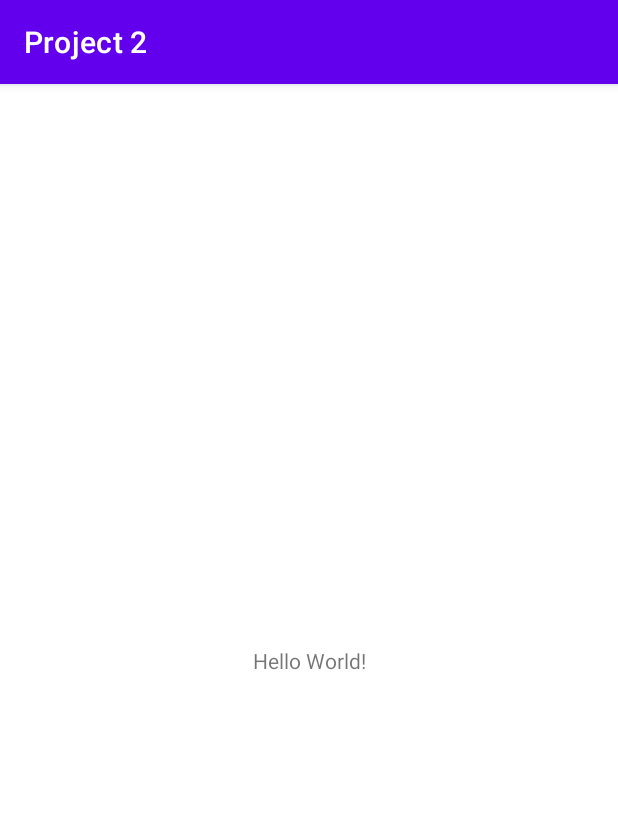
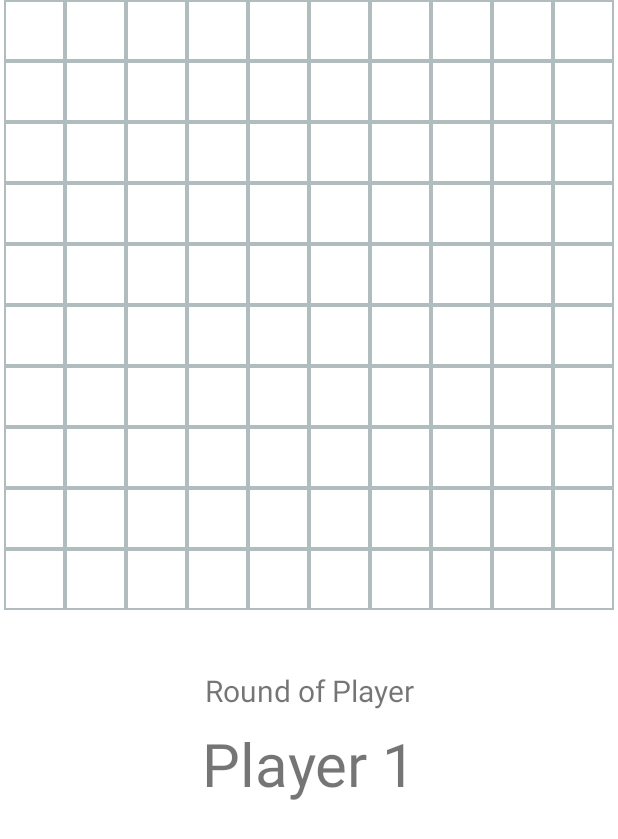
Before and after one commit to TheSausages/SMiM2, an Android app: the screen it shows after launch (MainActivity before the commit, ScalableBoardActivity after it), on a phone screen of 412 x 824 dp. Shown: the top 839 px of the screen. Run offline under Robolectric (Android 15) with nearby library versions, the phone set to English and light mode, and no system bars.

Commit message:
Added board, players (with machine player using random), and clicking for selecting elements (no winning algorithm yet)

```diff
--- a/app/build.gradle
+++ b/app/build.gradle
@@ -22,21 +22,25 @@ android {
             proguardFiles getDefaultProguardFile('proguard-android-optimize.txt'), 'proguard-rules.pro'
         }
     }
+
     compileOptions {
         sourceCompatibility JavaVersion.VERSION_1_8
         targetCompatibility JavaVersion.VERSION_1_8
     }
+
     kotlinOptions {
         jvmTarget = '1.8'
     }
 }
 
 dependencies {
-
+    // Basic dependencies
     implementation 'androidx.core:core-ktx:1.7.0'
     implementation 'androidx.appcompat:appcompat:1.4.1'
     implementation 'com.google.android.material:material:1.5.0'
     implementation 'androidx.constraintlayout:constraintlayout:2.1.3'
+
+    // Testing dependencies
     testImplementation 'junit:junit:4.13.2'
     androidTestImplementation 'androidx.test.ext:junit:1.1.3'
     androidTestImplementation 'androidx.test.espresso:espresso-core:3.4.0'
--- a/app/src/main/AndroidManifest.xml
+++ b/app/src/main/AndroidManifest.xml
@@ -18,6 +18,7 @@
                 <category android:name="android.intent.category.LAUNCHER" />
             </intent-filter>
         </activity>
+
+        <activity android:name=".activities.ScalableBoardActivity" />
     </application>
-
 </manifest>
--- a/app/src/main/java/project/dwa/MainActivity.kt
+++ b/app/src/main/java/project/dwa/MainActivity.kt
@@ -1,11 +1,26 @@
 package project.dwa
 
+import android.content.Intent
 import androidx.appcompat.app.AppCompatActivity
 import android.os.Bundle
+import project.dwa.activities.ScalableBoardActivity
+import project.dwa.models.Player
 
 class MainActivity : AppCompatActivity() {
     override fun onCreate(savedInstanceState: Bundle?) {
         super.onCreate(savedInstanceState)
-        setContentView(R.layout.activity_main)
+
+        val boardIntent = Intent(this, ScalableBoardActivity::class.java)
+
+        boardIntent.putExtra("size", 10)
+
+        boardIntent.putParcelableArrayListExtra("players", arrayListOf(
+            Player("Player 1", R.drawable.x, false),
+            Player("Player 2", R.drawable.o),
+            Player("Machine", R.drawable.gear, true)
+        ))
+        boardIntent.addFlags(Intent.FLAG_ACTIVITY_NEW_TASK or Intent.FLAG_ACTIVITY_CLEAR_TASK)
+
+        startActivity(boardIntent)
     }
 }
--- /dev/null
+++ b/app/src/main/java/project/dwa/activities/ScalableBoardActivity.kt
@@ -0,0 +1,205 @@
+package project.dwa.activities
+
+import android.content.res.Resources
+import android.graphics.drawable.Drawable
+import android.os.Bundle
+import android.view.View
+import android.widget.ImageView
+import android.widget.TextView
+import androidx.appcompat.app.AppCompatActivity
+import androidx.constraintlayout.helper.widget.Flow
+import androidx.constraintlayout.widget.ConstraintLayout
+import androidx.core.content.res.ResourcesCompat
+import project.dwa.R
+import project.dwa.models.ViewPlayerConnector
+import project.dwa.models.Player
+import kotlin.properties.Delegates
+import kotlin.random.Random
+
+class ScalableBoardActivity : AppCompatActivity() {
+    private lateinit var NOTHING_STATE: Drawable.ConstantState
+
+    private var boardSize by Delegates.notNull<Int>()
+    private lateinit var boardElementsArray: Array<Array<ViewPlayerConnector?>>
+    private lateinit var playerArray: ArrayList<Player>
+    private var currentPlayerArrayIndex: Int = 0
+
+    override fun onCreate(savedInstanceState: Bundle?) {
+        super.onCreate(savedInstanceState)
+
+        // Use the board layout
+        setContentView(R.layout.scalable_board)
+
+        // Get the set view
+        val board: ConstraintLayout = findViewById(R.id.scalable_board_id)
+
+        // Default state of a board field
+        NOTHING_STATE = ResourcesCompat.getDrawable(resources, R.drawable.nothing, this.theme)?.constantState!!
+
+        // Get the size of the board
+        boardSize = intent.extras?.getInt("size")!!
+
+        // Get the player information
+        playerArray = intent.extras?.getParcelableArrayList("players")!!
+
+        // Get the flow element of the board and set the maximum amout of elements to the board size
+        val boardFlow: Flow = findViewById(R.id.scalable_board_flow_id)
+        boardFlow.setMaxElementsWrap(boardSize)
+
+        // Get the size of a single element of the board can take
+        val elementSize = getElementSize()
+
+        // Initialize the elements arrau
+        boardElementsArray = Array(boardSize) { Array(boardSize) { null } }
+
+        // Saved state is null only when the activity is started for the first time
+        if (savedInstanceState == null) {
+            for (row in 0 until boardSize) {
+                for (column in 0 until boardSize) {
+                    // Create a view with a new index and no attached player
+                    val emptyBoardElementView = createBoardElement(View.generateViewId(), null, elementSize)
+
+                    // Add the data to the array
+                    boardElementsArray[row][column] = ViewPlayerConnector(emptyBoardElementView.id, null)
+
+                    // Add the view as an element of the ConstraintLayout Flow
+                    boardFlow.referencedIds += emptyBoardElementView.id
+
+                    // And add it to the main view
+                    board.addView(emptyBoardElementView)
+                }
+            }
+        } else {
+            // Get the array saved from the Bundle
+            val parsingArray = savedInstanceState.getParcelableArrayList<ViewPlayerConnector>("states")!!
+            // Make it into a 2 dim array
+            val paredArray = parsingArray.chunked(boardSize)
+
+            for (row in 0 until boardSize) {
+                for (column in 0 until boardSize) {
+                    // Same like when the bundle is null, but the Id and Player exist
+                    val existingBoardElement = paredArray[row][column]
+                    val existingBoardElementView = createBoardElement(existingBoardElement.id, existingBoardElement.player, elementSize)
+
+                    boardElementsArray[row][column] = ViewPlayerConnector(existingBoardElementView.id, existingBoardElement.player)
+
+                    boardFlow.referencedIds += existingBoardElementView.id
+
+                    board.addView(existingBoardElementView)
+                }
+            }
+        }
+
+        // Last, set the first player name as the current player
+        setCurrentPlayerName()
+    }
+
+    // Used to save board state between reloads
+    override fun onSaveInstanceState(outState: Bundle) {
+        // Because we cannot save 2dim array, we need to transform it into 1dim array
+        val parsingArray = boardElementsArray.flatten()
+
+        // And save it
+        outState.putParcelableArrayList("states", ArrayList(parsingArray))
+
+        super.onSaveInstanceState(outState)
+    }
+
+    private fun playerTab(view: View): Boolean {
+        // Parse the view and find the current player
+        val img = view as ImageView
+        val currentPLayer: Player = playerArray[currentPlayerArrayIndex]
+
+        // Only allow to place on free fields
+        if (img.drawable.constantState == NOTHING_STATE) {
+            // Assign the player to the field - we use normal loops to use labeled break
+            assignLoop@ for (row in boardElementsArray) {
+                for (item in row) {
+                    if (item?.id == img.id) {
+                        item.player = currentPLayer
+
+                        break@assignLoop
+                    }
+                }
+            }
+
+            // Set the players image to the element
+            view.setImageResource(currentPLayer.symbol)
+
+            // If placed, go to next player
+            setNextPlayer()
+
+            // Return true if placement was successful
+            return true
+        }
+
+        // Return false if it wasn't successful
+        return false
+    }
+
+    private fun setNextPlayer() {
+        // Add one and then module with the size of the array so we don't go over the index
+        currentPlayerArrayIndex = ((currentPlayerArrayIndex + 1) % playerArray.size)
+
+        // Set the players name
+        setCurrentPlayerName()
+
+        // Check if it's a machine
+        checkIfMachinePlayer()
+    }
+
+    private fun setCurrentPlayerName() {
+        // Find the view with player names and set the text
+        val textView: TextView = findViewById(R.id.round_player_name_id)
+        textView.text = playerArray[currentPlayerArrayIndex].name
+    }
+
+    // Check if the active player is a machine
+    private fun checkIfMachinePlayer() {
+        val possibleMachinePLayer = playerArray[currentPlayerArrayIndex]
+
+        // Check if the player is a Machine
+        if (possibleMachinePLayer.isMachine) {
+            // If yes, find random column and row
+            do {
+                val randomCol = Random.nextInt(0, boardSize)
+                val randomRow = Random.nextInt(0, boardSize)
+
+                // If the view is empty, place the symbol and go out of loop
+                val randomlyFoundView: ImageView = findViewById(boardElementsArray[randomCol][randomRow]!!.id)
+                if (playerTab(randomlyFoundView)) break
+            } while (true)
+        }
+    }
+
+    private fun getElementSize(): Int {
+        // Get the current display size (width and height)
+        // Scale the height a bit so it looks better
+        val height = (Resources.getSystem().displayMetrics.heightPixels * 0.93).toInt()
+        val width = Resources.getSystem().displayMetrics.widthPixels
+
+        // Get the smaller one and divide it by the number of elements for the size of each element
+        return (minOf(height, width) / boardSize)
+    }
+
+    // Create an element of the board (ImageView) using provided data
+    private fun createBoardElement(id: Int, player: Player?, elementSize: Int): ImageView {
+        val testView = ImageView(this)
+        testView.id = id
+
+        // Max sizes cannot be bigger than the element size
+        testView.maxWidth = elementSize
+        testView.maxHeight = elementSize
+        testView.adjustViewBounds = true
+
+        // Add the symbol of the player (od nothing by default) and add the border
+        testView.setImageResource(player?.symbol ?: R.drawable.nothing)
+        testView.setBackgroundResource(R.drawable.layout_border)
+
+        // Register a click and use the playerTab method
+        testView.setOnClickListener { playerTab(it) }
+
+        // Return the view
+        return testView
+    }
+}
--- /dev/null
+++ b/app/src/main/java/project/dwa/models/Player.kt
@@ -0,0 +1,38 @@
+package project.dwa.models
+
+import android.os.Parcel
+import android.os.Parcelable
+
+// Player object, not a machine by default
+class Player(
+    val name: String,
+    val symbol: Int,
+    val isMachine: Boolean = false
+): Parcelable {
+    constructor(parcel: Parcel) : this(
+        parcel.readString()!!,
+        parcel.readInt(),
+        parcel.readByte() != 0.toByte()
+    ) {
+    }
+
+    override fun writeToParcel(parcel: Parcel, flags: Int) {
+        parcel.writeString(name)
+        parcel.writeInt(symbol)
+        parcel.writeByte(if (isMachine) 1 else 0)
+    }
+
+    override fun describeContents(): Int {
+        return 0
+    }
+
+    companion object CREATOR : Parcelable.Creator<Player> {
+        override fun createFromParcel(parcel: Parcel): Player {
+            return Player(parcel)
+        }
+
+        override fun newArray(size: Int): Array<Player?> {
+            return arrayOfNulls(size)
+        }
+    }
+}
--- /dev/null
+++ b/app/src/main/res/drawable/layout_border.xml
@@ -0,0 +1,6 @@
+<?xml version="1.0" encoding="utf-8"?>
+<shape xmlns:android="http://schemas.android.com/apk/res/android">
+    <solid android:color="#FFFFFF"/>
+    <stroke android:width="1dip" android:color="#B1BCBE" />
+    <padding android:left="0dip" android:top="0dip" android:right="0dip" android:bottom="0dip" />
+</shape>
--- /dev/null
+++ b/app/src/main/res/layout-land/scalable_board.xml
@@ -0,0 +1,50 @@
+<?xml version="1.0" encoding="utf-8"?>
+<androidx.constraintlayout.widget.ConstraintLayout
+    xmlns:android="http://schemas.android.com/apk/res/android"
+    xmlns:app="http://schemas.android.com/apk/res-auto"
+    xmlns:tools="http://schemas.android.com/tools"
+    android:id="@+id/scalable_board_id"
+    android:layout_width="match_parent"
+    android:layout_height="match_parent">
+
+    <androidx.constraintlayout.helper.widget.Flow
+        android:id="@+id/scalable_board_flow_id"
+        android:layout_width="wrap_content"
+        android:layout_height="wrap_content"
+        android:layout_marginStart="5dp"
+        app:constraint_referenced_ids=""
+        app:flow_horizontalBias="0"
+        app:flow_horizontalGap="0dp"
+        app:flow_maxElementsWrap="10"
+        app:flow_verticalBias="0"
+        app:flow_verticalGap="0dp"
+        app:flow_wrapMode="aligned"
+        app:layout_constraintBottom_toBottomOf="parent"
+        app:layout_constraintStart_toStartOf="parent"
+        app:layout_constraintTop_toTopOf="parent" />
+
+    <TextView
+        android:id="@+id/round_of_player_text_id"
+        android:layout_width="wrap_content"
+        android:layout_height="wrap_content"
+        android:layout_marginTop="100dp"
+        android:layout_marginEnd="56dp"
+        android:text="@string/round_of_player_text"
+        android:textSize="20sp"
+        app:layout_constraintEnd_toEndOf="parent"
+        app:layout_constraintTop_toTopOf="parent" />
+
+    <TextView
+        android:id="@+id/round_player_name_id"
+        android:layout_width="wrap_content"
+        android:layout_height="wrap_content"
+        android:layout_marginTop="8dp"
+        android:layout_marginEnd="56dp"
+        android:text="@string/default_player_name_text"
+        android:textSize="40sp"
+        app:layout_constraintBottom_toBottomOf="parent"
+        app:layout_constraintEnd_toEndOf="parent"
+        app:layout_constraintTop_toBottomOf="@+id/round_of_player_text_id"
+        app:layout_constraintVertical_bias="0.197" />
+
+</androidx.constraintlayout.widget.ConstraintLayout>
--- /dev/null
+++ b/app/src/main/res/layout/scalable_board.xml
@@ -0,0 +1,46 @@
+<?xml version="1.0" encoding="utf-8"?>
+<androidx.constraintlayout.widget.ConstraintLayout
+    xmlns:android="http://schemas.android.com/apk/res/android"
+    xmlns:app="http://schemas.android.com/apk/res-auto"
+    xmlns:tools="http://schemas.android.com/tools"
+    android:id="@+id/scalable_board_id"
+    android:layout_width="match_parent"
+    android:layout_height="match_parent">
+
+    <androidx.constraintlayout.helper.widget.Flow
+        android:id="@+id/scalable_board_flow_id"
+        android:layout_width="wrap_content"
+        android:layout_height="wrap_content"
+        app:constraint_referenced_ids=""
+        app:flow_horizontalBias="0"
+        app:flow_horizontalGap="0dp"
+        app:flow_maxElementsWrap="10"
+        app:flow_verticalBias="0"
+        app:flow_verticalGap="0dp"
+        app:flow_wrapMode="aligned"
+        app:layout_constraintEnd_toEndOf="parent"
+        app:layout_constraintStart_toStartOf="parent"
+        app:layout_constraintTop_toTopOf="parent" />
+
+    <TextView
+        android:id="@+id/round_of_player_text_id"
+        android:layout_width="wrap_content"
+        android:layout_height="wrap_content"
+        android:layout_marginTop="40dp"
+        android:textSize="20sp"
+        android:text="@string/round_of_player_text"
+        app:layout_constraintEnd_toEndOf="parent"
+        app:layout_constraintStart_toStartOf="parent"
+        app:layout_constraintTop_toBottomOf="@+id/scalable_board_flow_id" />
+
+    <TextView
+        android:id="@+id/round_player_name_id"
+        android:layout_width="wrap_content"
+        android:layout_height="wrap_content"
+        android:layout_marginTop="8dp"
+        android:text="@string/default_player_name_text"
+        android:textSize="40sp"
+        app:layout_constraintEnd_toEndOf="parent"
+        app:layout_constraintStart_toStartOf="parent"
+        app:layout_constraintTop_toBottomOf="@+id/round_of_player_text_id" />
+</androidx.constraintlayout.widget.ConstraintLayout>
--- a/app/src/main/res/values-night/themes.xml
+++ b/app/src/main/res/values-night/themes.xml
@@ -1,6 +1,6 @@
 <resources xmlns:tools="http://schemas.android.com/tools">
     <!-- Base application theme. -->
-    <style name="Theme.Project2" parent="Theme.MaterialComponents.DayNight.DarkActionBar">
+    <style name="Theme.Project2" parent="Theme.MaterialComponents.DayNight.NoActionBar">
         <!-- Primary brand color. -->
         <item name="colorPrimary">@color/purple_200</item>
         <item name="colorPrimaryVariant">@color/purple_700</item>
--- a/app/src/main/res/values/strings.xml
+++ b/app/src/main/res/values/strings.xml
@@ -1,3 +1,5 @@
 <resources>
     <string name="app_name">Project 2</string>
+    <string name="round_of_player_text">Round of Player</string>
+    <string name="default_player_name_text">None</string>
 </resources>
--- a/app/src/main/res/values/themes.xml
+++ b/app/src/main/res/values/themes.xml
@@ -1,6 +1,6 @@
 <resources xmlns:tools="http://schemas.android.com/tools">
     <!-- Base application theme. -->
-    <style name="Theme.Project2" parent="Theme.MaterialComponents.DayNight.DarkActionBar">
+    <style name="Theme.Project2" parent="Theme.MaterialComponents.DayNight.NoActionBar">
         <!-- Primary brand color. -->
         <item name="colorPrimary">@color/purple_500</item>
         <item name="colorPrimaryVariant">@color/purple_700</item>
```
Also changed, not shown: app/src/main/java/project/dwa/models/ViewPlayerConnector.kt (added, +31 -0 lines), app/src/main/res/drawable/gear.png (added), app/src/main/res/drawable/nothing.png (added), app/src/main/res/drawable/o.png (added), app/src/main/res/drawable/x.png (added).
